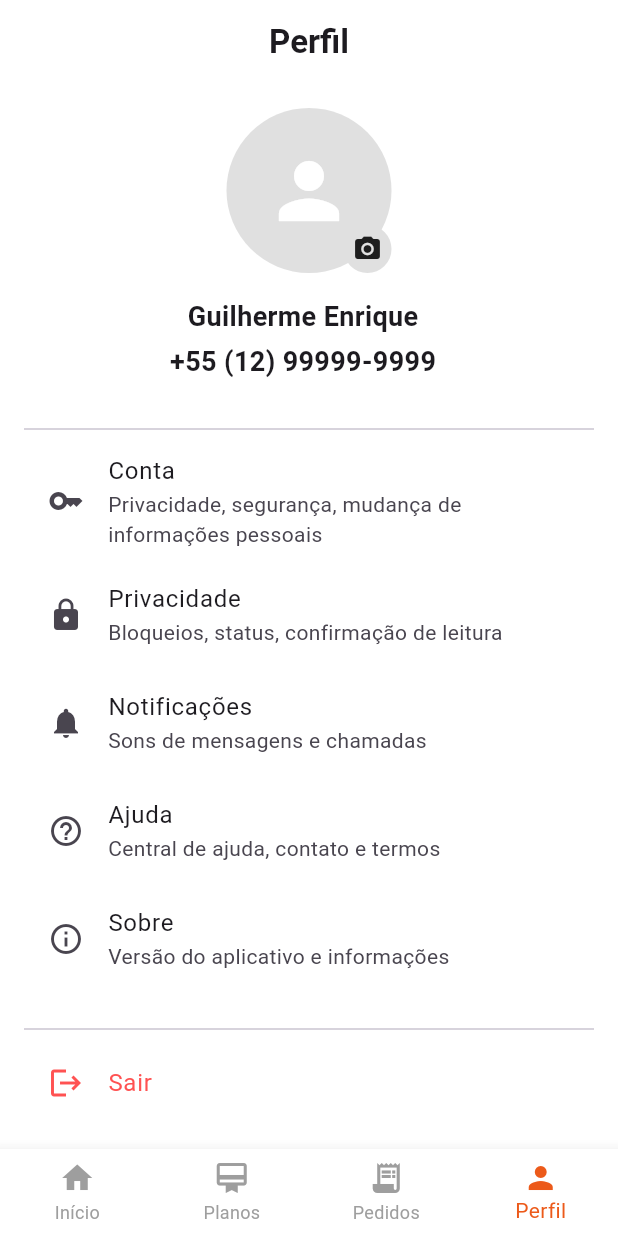
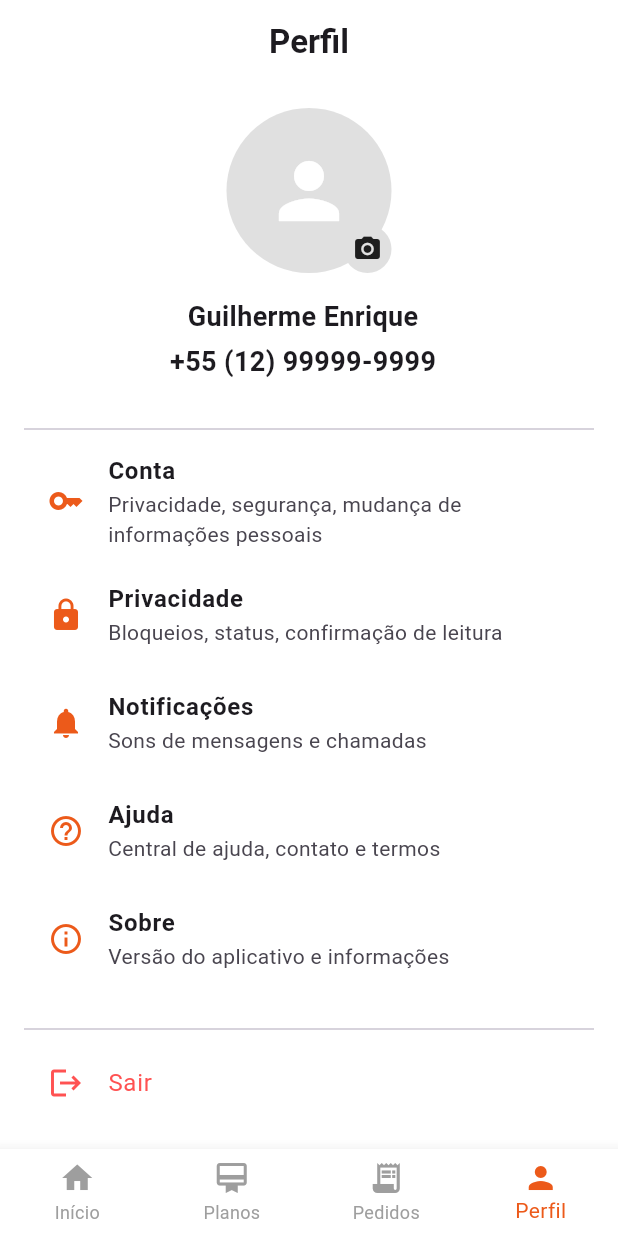
Before and after one commit to GuiRuizz/quentinha-app, a Flutter app: the PerfilPage screen opened by its route, on a phone screen of 412 x 824 dp. Run offline on Flutter 3.47's test engine with Material 3 defaults, Android fonts, the light colour scheme and no system bars; our stand-ins replace badges, flutter_svg, go_router, google_fonts, introduction_screen, logger and 1 more; accounts and stored records are empty; network calls fail.

Commit message:
fix: Ajustador a cor dos icons do perfil

```diff
--- a/lib/presentation/view/perfil_page.dart
+++ b/lib/presentation/view/perfil_page.dart
@@ -148,38 +148,39 @@ class _PerfilPageState extends State<PerfilPage> {
             const Divider(),
 
             ListTile(
-              leading: const Icon(Icons.key),
-              title: const Text('Conta'),
+              leading: Icon(Icons.key, color: AppColors.primary,),
+              title: const Text('Conta', style: TextStyle(fontWeight: FontWeight.bold,),),
               subtitle:
                   const Text('Privacidade, segurança, mudança de informações pessoais'),
               onTap: () {},
             ),
             ListTile(
-              leading: const Icon(Icons.lock),
-              title: const Text('Privacidade'),
+              leading: Icon(Icons.lock , color: AppColors.primary,),
+              title: const Text('Privacidade', style: TextStyle(fontWeight: FontWeight.bold,),),
               subtitle: const Text('Bloqueios, status, confirmação de leitura'),
               onTap: () {},
             ),
             ListTile(
-              leading: const Icon(Icons.notifications),
-              title: const Text('Notificações'),
+              leading: Icon(Icons.notifications, color: AppColors.primary,),
+              title: const Text('Notificações', style: TextStyle(fontWeight: FontWeight.bold,),),
               subtitle: const Text('Sons de mensagens e chamadas'),
               onTap: () {},
             ),
             ListTile(
-              leading: const Icon(Icons.help_outline),
-              title: const Text('Ajuda'),
+              leading: Icon(Icons.help_outline, color: AppColors.primary,),
+              title: const Text('Ajuda', style: TextStyle(fontWeight: FontWeight.bold,),),
               subtitle: const Text('Central de ajuda, contato e termos'),
               onTap: () {},
             ),
             ListTile(
-              leading: const Icon(Icons.info_outline),
-              title: const Text('Sobre'),
+              leading: Icon(Icons.info_outline , color: AppColors.primary,),
+              title: const Text('Sobre', style: TextStyle(fontWeight: FontWeight.bold,),),
               subtitle: const Text('Versão do aplicativo e informações'),
               onTap: () {},
             ),
 
-            16.h,            const Divider(),
+            16.h,
+            const Divider(),
 
             // BOTÃO DE SAIR
             ListTile(
```
